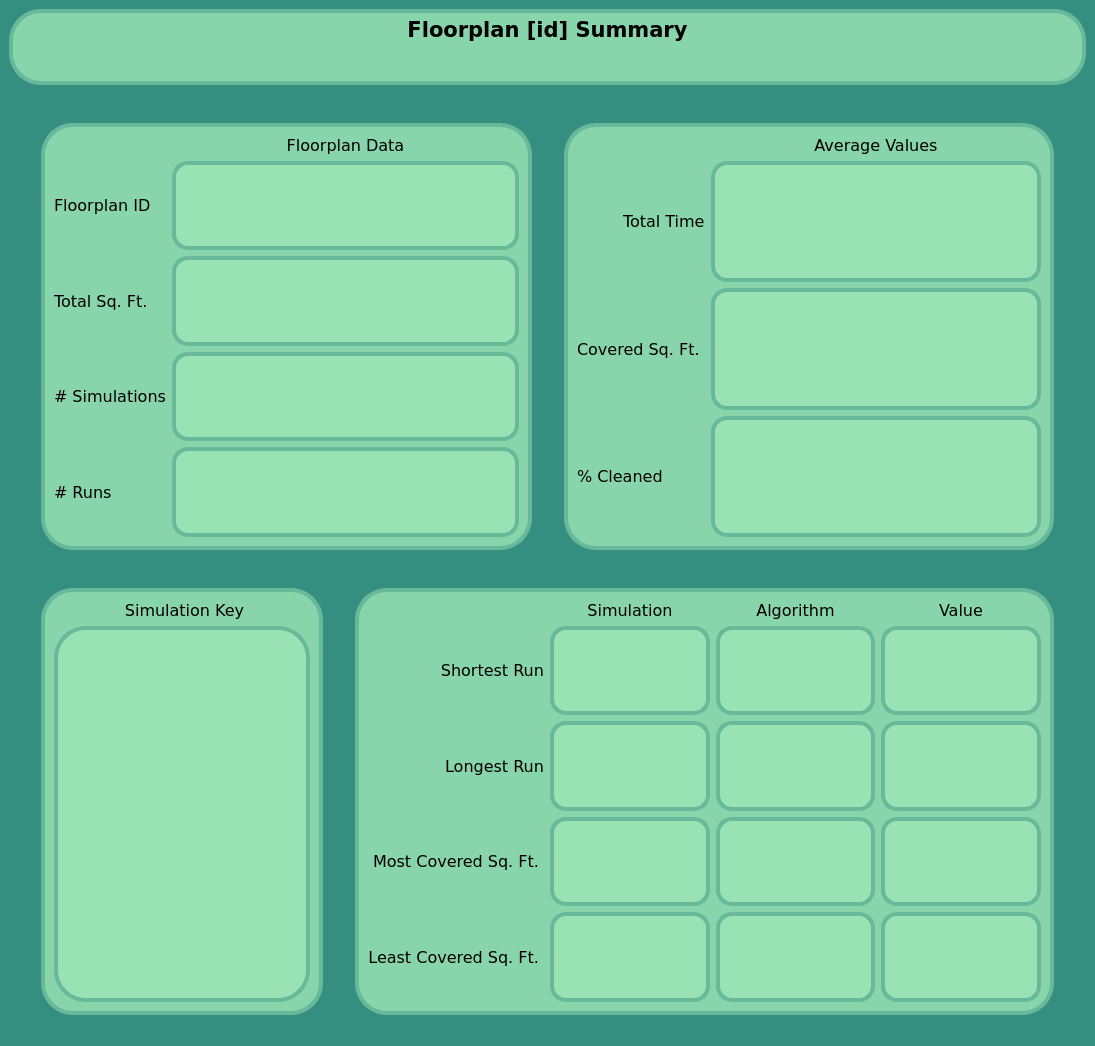
Old version of the form summarywindow.ui in the repository mdelaune/RoboSim.
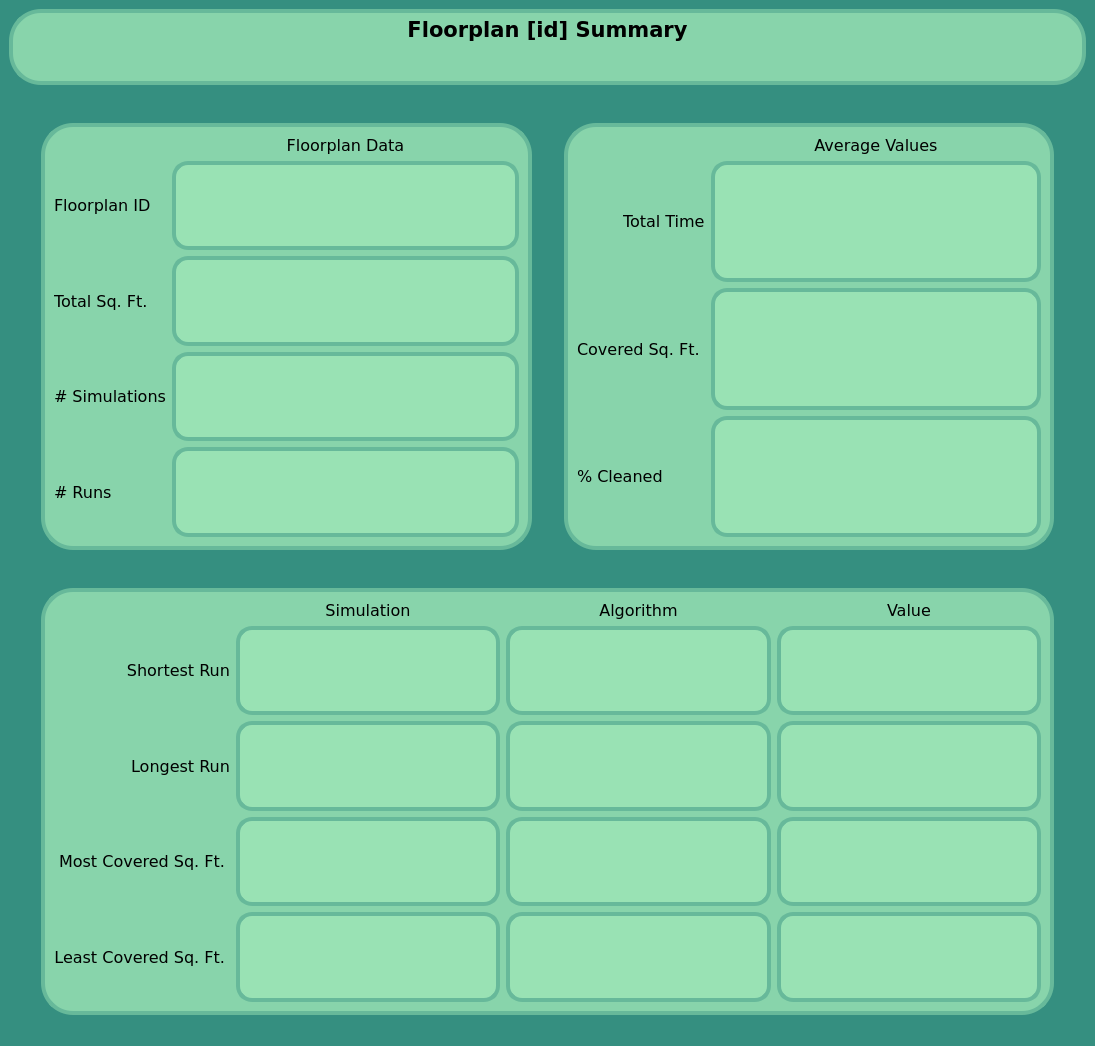
New version of the form.

```diff
--- a/summarywindow.ui
+++ b/summarywindow.ui
@@ -385,78 +385,6 @@
       <property name="rightMargin">
        <number>32</number>
       </property>
-      <item>
-       <widget class="QFrame" name="simKey">
-        <property name="sizePolicy">
-         <sizepolicy hsizetype="Fixed" vsizetype="Preferred">
-          <horstretch>0</horstretch>
-          <verstretch>0</verstretch>
-         </sizepolicy>
-        </property>
-        <property name="font">
-         <font>
-          <family>Verdana</family>
-         </font>
-        </property>
-        <property name="styleSheet">
-         <string notr="true">QFrame{
-	background: rgba(136, 212, 171, 1);
-	border-width: 4px;
-	border-style: solid;
-	border-radius: 32px;
-	border-color: rgba(103, 185, 154, 1);
-}
-</string>
-        </property>
-        <property name="frameShape">
-         <enum>QFrame::Shape::StyledPanel</enum>
-        </property>
-        <property name="frameShadow">
-         <enum>QFrame::Shadow::Raised</enum>
-        </property>
-        <layout class="QVBoxLayout" name="verticalLayout">
-         <item>
-          <widget class="QLabel" name="keyLabel">
-           <property name="sizePolicy">
-            <sizepolicy hsizetype="Preferred" vsizetype="Fixed">
-             <horstretch>0</horstretch>
-             <verstretch>0</verstretch>
-            </sizepolicy>
-           </property>
-           <property name="font">
-            <font>
-             <family>Verdana</family>
-             <pointsize>12</pointsize>
-            </font>
-           </property>
-           <property name="styleSheet">
-            <string notr="true">border-width: 0px;</string>
-           </property>
-           <property name="text">
-            <string> Simulation Key</string>
-           </property>
-           <property name="alignment">
-            <set>Qt::AlignmentFlag::AlignCenter</set>
-           </property>
-          </widget>
-         </item>
-         <item>
-          <widget class="QTextEdit" name="key">
-           <property name="font">
-            <font>
-             <family>Verdana</family>
-             <pointsize>16</pointsize>
-            </font>
-           </property>
-           <property name="styleSheet">
-            <string notr="true">background-color: rgb(153,226,180);
-</string>
-           </property>
-          </widget>
-         </item>
-        </layout>
-       </widget>
-      </item>
       <item>
        <widget class="QFrame" name="frame">
         <property name="font">
```
